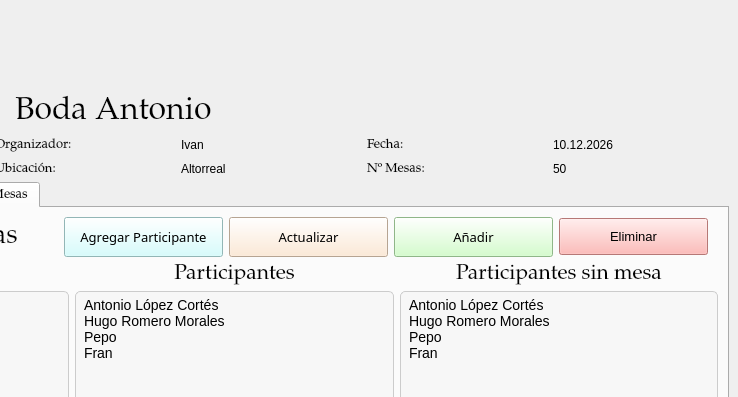
Above: src/ui/GestionDeEventos.ui from IvanJesusCorbalanPascual/Gestor-de-Eventos before the change; both pictures show x 269 to 1007 and y 0 to 397 of the 1007 by 760 pixel window. Below: the same form after it.
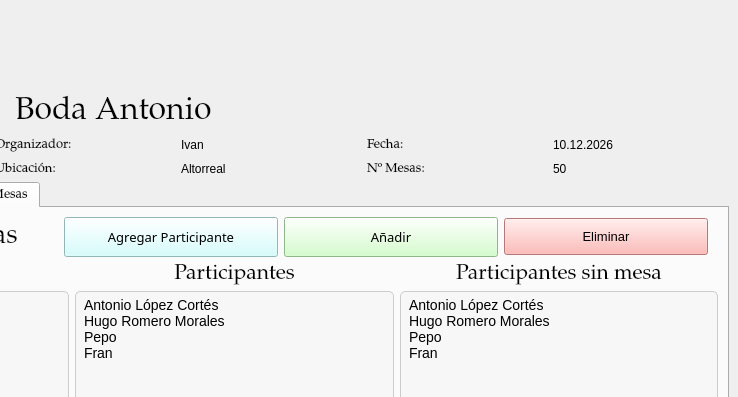
That is the form after the change. The open tabs and pages were chosen to show the change. Icons and pictures are not drawn.

Patch:
```diff
--- a/src/ui/GestionDeEventos.ui
+++ b/src/ui/GestionDeEventos.ui
@@ -522,26 +522,6 @@
             </property>
            </widget>
           </item>
-          <item>
-           <widget class="QPushButton" name="btnActualizarMesa">
-            <property name="font">
-             <font>
-              <family>Noto Serif Armenian</family>
-              <pointsize>10</pointsize>
-              <italic>false</italic>
-             </font>
-            </property>
-            <property name="styleSheet">
-             <string notr="true">QWidget {
-    background-color: rgb(255, 230, 204); /* Un naranja muy pálido o melocotón claro */
-	padding:10px;
-}</string>
-            </property>
-            <property name="text">
-             <string>Actualizar</string>
-            </property>
-           </widget>
-          </item>
           <item>
            <widget class="QPushButton" name="btnAnyadirMesa">
             <property name="font">
```
Left out of the diff: 33 changed lines with no effect on the pictures.
